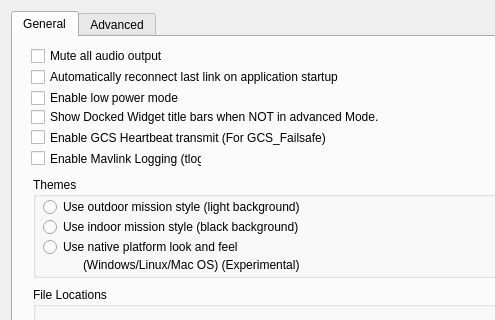
The window that src/ui/QGCSettingsWidget.ui (ArduPilot/apm_planner) describes before a commit, drawn with Qt 5; both pictures show x 0 to 495 and y 0 to 320 of the 714 by 596 pixel window.
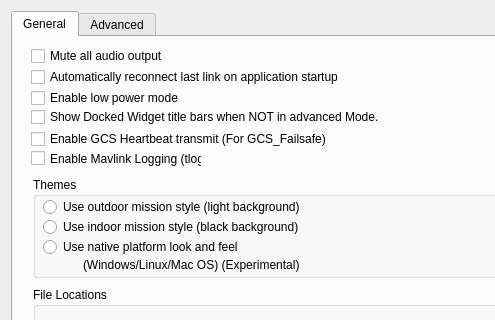
The same window after the commit. Icons and pictures are not drawn.

Commit message: Settings View: Fixes #401 incomplete label display in settings

What changed in the file:
```diff
--- a/src/ui/QGCSettingsWidget.ui
+++ b/src/ui/QGCSettingsWidget.ui
@@ -258,8 +258,8 @@
         <rect>
          <x>18</x>
          <y>92</y>
-         <width>311</width>
-         <height>17</height>
+         <width>335</width>
+         <height>20</height>
         </rect>
        </property>
        <property name="text">
```
